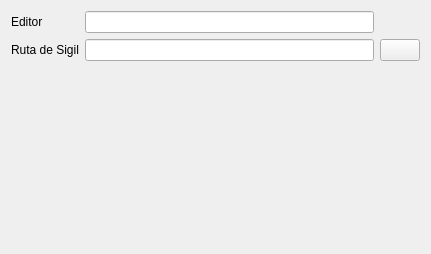
leandro86/epubcreator, file epubcreator/gui/forms/preferences_general_widget.ui: the form before one commit.
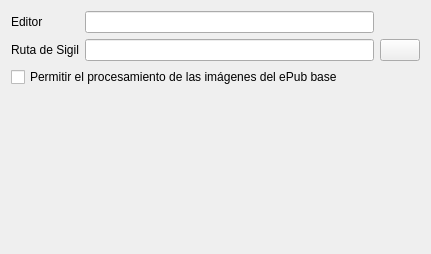
The form after the commit. Icons and pictures are not drawn.

Commit message: Redimensiona la imagen de cubierta a 600x900 al abrirla (siempre y cuando la opción para permitir el procesamiento de imágenes sea true, algo que se agrega también). Mensaje de error cuando la imagen no tiene las dimensiones de 600x900 y la opción de procesamiento de imágenes es false. Mensaje de error también cuando la imagen supera los 300kb. Incluye los tests correspondientes.

Patch:
```diff
--- a/epubcreator/gui/forms/preferences_general_widget.ui
+++ b/epubcreator/gui/forms/preferences_general_widget.ui
@@ -45,7 +45,7 @@
      </property>
     </widget>
    </item>
-   <item row="2" column="1">
+   <item row="3" column="1">
     <spacer name="verticalSpacer">
      <property name="orientation">
       <enum>Qt::Vertical</enum>
@@ -58,6 +58,16 @@
      </property>
     </spacer>
    </item>
+   <item row="2" column="0" colspan="3">
+    <widget class="QCheckBox" name="allowImageProcessingInput">
+     <property name="toolTip">
+      <string/>
+     </property>
+     <property name="text">
+      <string>Permitir el procesamiento de las imágenes del ePub base</string>
+     </property>
+    </widget>
+   </item>
   </layout>
  </widget>
  <tabstops>
```
The commit also changes 5 other files.
